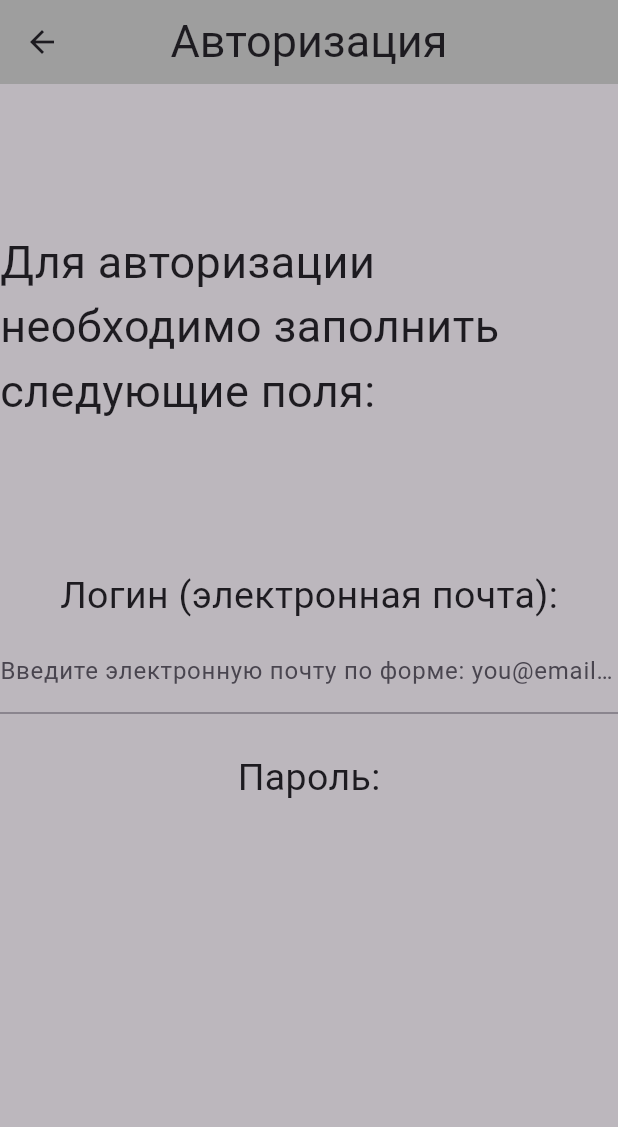
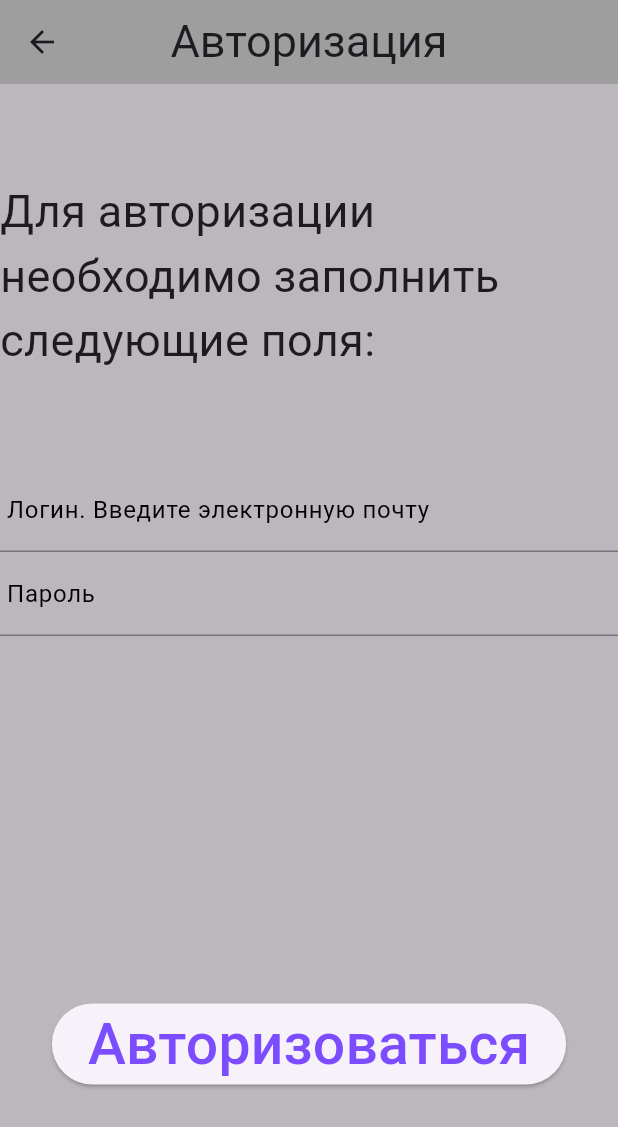
Before and after one commit to SergioCode24/loginnew, a Flutter app: the screen it shows after launch, after a tap on "авторизоваться", on a phone screen of 412 x 824 dp. Shown: the top 1127 px of the screen. Run offline on Flutter 3.47's test engine with Material 3 defaults, Android fonts, the phone set to English and light mode, and no system bars; our stand-ins replace toggle_switch; network calls fail.

Commit message:
1 comm git push -u origin main

```diff
--- /dev/null
+++ b/lib/components/text_form_field.dart
@@ -0,0 +1,20 @@
+import 'package:flutter/material.dart';
+
+class TextFormFieldSample extends StatelessWidget {
+  final String txt;
+  const TextFormFieldSample({Key? key, required this.txt}) : super(key: key);
+
+  @override
+  Widget build(BuildContext context) {
+    return TextFormField(
+      //  textAlign: TextAlign.center,
+      decoration: InputDecoration(
+        labelText: txt,
+        //prefixIcon: const Icon(Icons.email), //vpn_key
+        labelStyle: const TextStyle(
+          color: Colors.black,
+        ),
+      ),
+    );
+  }
+}
--- a/lib/main.dart
+++ b/lib/main.dart
@@ -1,4 +1,6 @@
 import 'package:flutter/material.dart';
+import 'package:login/pages/login.dart';
+import 'package:login/pages/sign_up.dart';
 
 void main() {
   runApp(const MyApp());
@@ -82,7 +84,8 @@ class HomePage extends StatelessWidget {
                           onPressed: () {
                             Navigator.push(
                               context,
-                              MaterialPageRoute(builder: (context) => const Login()
+                              MaterialPageRoute(
+                                builder: (context) => const Login(),
                               ),
                             );
                           },
@@ -116,7 +119,7 @@ class HomePage extends StatelessWidget {
                           onPressed: () {
                             Navigator.push(
                               context,
-                              MaterialPageRoute(builder: (context) => const SignUp()
+                              MaterialPageRoute(builder: (context) => const SignUp(),
                               ),
                             );
                           },
@@ -140,89 +143,3 @@ class HomePage extends StatelessWidget {
     );
   }
 }
-
-class Login extends StatelessWidget {
-  const Login({Key? key}) : super(key: key);
-
-  @override
-  Widget build(BuildContext context) {
-    return Scaffold(
-      appBar: AppBar(
-        title: const Text(
-          "Авторизация",
-          style: TextStyle(
-            fontSize: 30,
-          ),
-        ),
-        centerTitle: true,
-        backgroundColor: Colors.grey,
-      ),
-      body: Container(
-        color: Colors.black26,
-        alignment: Alignment.center,
-        child: Column(
-          children: [
-            Expanded(
-              flex: 8,
-              child: Container(
-                alignment: Alignment.center,
-                child: const Text(
-                  "Для авторизации необходимо заполнить следующие поля:",
-                  style: TextStyle(
-                    fontSize: 30,
-                  ),
-                ),
-              ),
-            ),
-            Expanded(
-              flex: 1,
-              child: Container(
-                child: const Text(
-                  "Логин (электронная почта):",
-                  style: TextStyle(
-                    fontSize: 25,
-                  ),
-                ),
-              ),
-            ),
-            Expanded(
-              flex: 2,
-            child: Container(
-              alignment: Alignment.topCenter,
-              child: TextFormField(
-                decoration: const InputDecoration(
-                  border: UnderlineInputBorder(),
-                  labelText: 'Введите электронную почту по форме: you@email.com',
-                ),
-            ),
-            ),
-            ),
-            Expanded(
-                flex: 8,
-                child: Container(
-                  alignment: Alignment.topCenter,
-                  child: const Text(
-                    "Пароль:",
-                    style: TextStyle(
-                      fontSize: 25,
-                    ),
-                  ),
-                ),
-            ),
-          ],
-        ),
-      ),
-    );
-  }
-}
-
-class SignUp extends StatelessWidget {
-  const SignUp({Key? key}) : super(key: key);
-
-  @override
-  Widget build(BuildContext context) {
-    return const Scaffold(
-
-    );
-  }
-}
--- /dev/null
+++ b/lib/pages/login.dart
@@ -0,0 +1,82 @@
+import 'package:flutter/material.dart';
+import 'package:login/components/text_form_field.dart';
+import 'package:login/model/product.dart';
+import 'package:login/pages/list_of_products.dart';
+
+class Login extends StatelessWidget {
+  const Login({Key? key}) : super(key: key);
+
+  @override
+  Widget build(BuildContext context) {
+
+    return Scaffold(
+      appBar: AppBar(
+        title: const Text(
+          "Авторизация",
+          style: TextStyle(
+            fontSize: 30,
+          ),
+        ),
+        centerTitle: true,
+        backgroundColor: Colors.grey,
+      ),
+      body: Container(
+        color: Colors.black26,
+        alignment: Alignment.center,
+        child: Column(
+          children: [
+            Expanded(
+              flex: 1,
+              child: Container(
+                alignment: Alignment.center,
+                child: const Text(
+                  "Для авторизации необходимо заполнить следующие поля:",
+                  style: TextStyle(
+                    fontSize: 30,
+                  ),
+                ),
+              ),
+            ),
+            Expanded(
+              flex: 1,
+              child: Container(
+                child:  ListView.builder(
+                  itemCount: arrayTextLogin.length,
+                  itemBuilder: (BuildContext context, int index)
+                  {
+                    return TextFormFieldSample(
+                      txt: arrayTextLogin[index],
+                    );
+                  },
+                ),
+              ),
+            ),
+            Expanded(
+              flex: 1,
+              child: Container(
+                alignment: Alignment.center,
+                child: ElevatedButton(
+                  onPressed: () {
+                    Navigator.push(
+                      context,
+                      MaterialPageRoute(
+                        builder: (context) => const ListOfProducts(),
+                      ),
+                    );
+                  },
+                  child: const Text(
+                    "Авторизоваться",
+                    style: TextStyle(
+                      fontSize: 38,
+                      color: Colors.deepPurpleAccent,
+                    ),
+                  ),
+                ),
+              ),
+            ),
+          ],
+        ),
+      ),
+    );
+  }
+}
--- a/pubspec.yaml
+++ b/pubspec.yaml
@@ -28,8 +28,10 @@ environment:
 # the latest version available on pub.dev. To see which dependencies have newer
 # versions available, run `flutter pub outdated`.
 dependencies:
+  toggle_switch: ^2.0.1
   flutter:
     sdk: flutter
+
 
 
   # The following adds the Cupertino Icons font to your application.
```
Also changed, not shown: lib/components/list_view.dart (added, +75 -0 lines), lib/model/product.dart (added, +37 -0 lines), lib/pages/card_of_product.dart (added, +20 -0 lines), lib/pages/list_of_products.dart (added, +40 -0 lines), lib/pages/sign_up.dart (added, +120 -0 lines), pubspec.lock.
